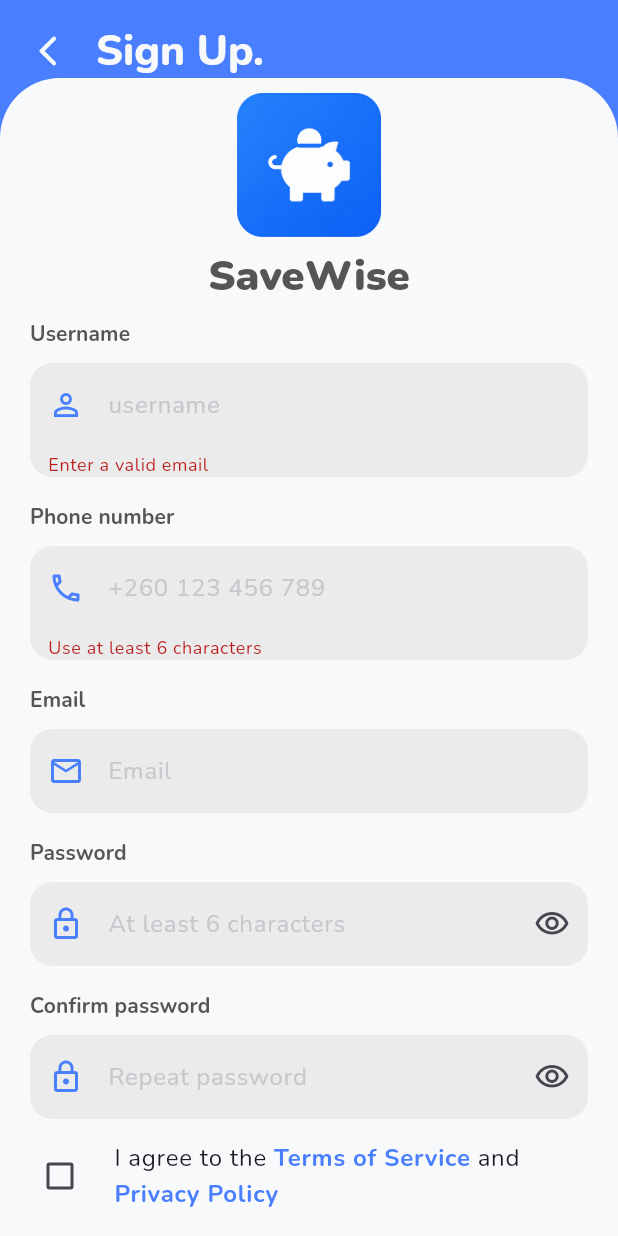
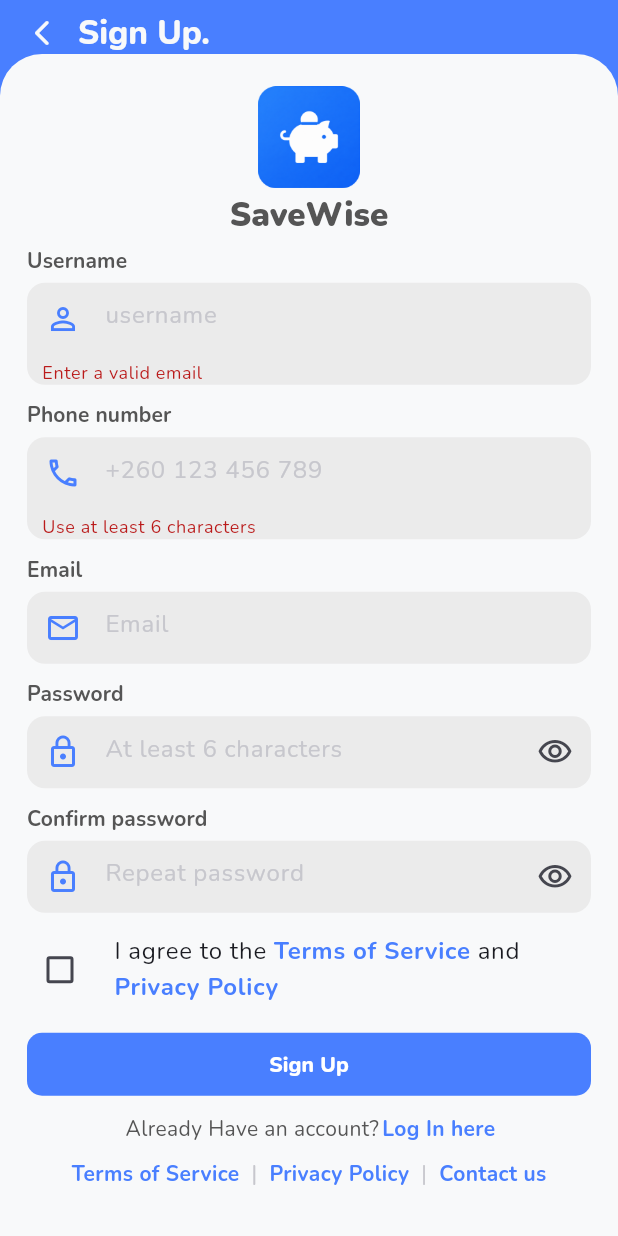
Before and after one commit to Denwit/savewise, a Flutter app: the screen it shows after launch, after a tap on "Sign In", after a tap on "Sign Up", on a phone screen of 412 x 824 dp. Run offline on Flutter 3.47's test engine with Material 3 defaults, Android fonts, the phone set to English and light mode, and no system bars; our stand-ins replace file_picker, flutter_bloc, image_picker, material_symbols_icons, shared_preferences, sqflite and 1 more; missing offline and left inert: currency_picker, events_emitter, fintracker; accounts and stored records are empty; network calls fail.

Commit message:
Fix chat status icons and shrink auth screens

```diff
--- a/mobile/lib/src/screens/auth_screen.dart
+++ b/mobile/lib/src/screens/auth_screen.dart
@@ -66,22 +66,22 @@ class _AuthScreenState extends State<AuthScreen> {
                 decoration: const BoxDecoration(
                   color: _whiteShade,
                   borderRadius: BorderRadius.only(
-                    topLeft: Radius.circular(40),
-                    topRight: Radius.circular(40),
+                    topLeft: Radius.circular(28),
+                    topRight: Radius.circular(28),
                   ),
                 ),
                 child: Center(
                   child: ConstrainedBox(
-                    constraints: const BoxConstraints(maxWidth: 480),
+                    constraints: const BoxConstraints(maxWidth: 420),
                     child: SingleChildScrollView(
-                      padding: const EdgeInsets.fromLTRB(0, 10, 0, 20),
+                      padding: const EdgeInsets.fromLTRB(0, 4, 0, 14),
                       child: Form(
                         key: _formKey,
                         child: Column(
                           crossAxisAlignment: CrossAxisAlignment.stretch,
                           children: [
-                            _HeroImage(height: _isRegistering ? 96 : 112),
-                            const SizedBox(height: 8),
+                            _HeroImage(height: _isRegistering ? 68 : 78),
+                            const SizedBox(height: 4),
                             Padding(
                               padding:
                                   const EdgeInsets.symmetric(horizontal: 20),
@@ -90,14 +90,14 @@ class _AuthScreenState extends State<AuthScreen> {
                                 textAlign: TextAlign.center,
                                 style: Theme.of(context)
                                     .textTheme
-                                    .headlineMedium
+                                    .titleLarge
                                     ?.copyWith(
                                       color: _blackShade,
                                       fontWeight: FontWeight.w900,
                                     ),
                               ),
                             ),
-                            const SizedBox(height: 10),
+                            const SizedBox(height: 6),
                             if (_isRegistering) ...[
                               _AuthField(
                                 headingText: 'Username',
@@ -110,7 +110,7 @@ class _AuthScreenState extends State<AuthScreen> {
                                         ? 'Use at least 3 characters'
                                         : null,
                               ),
-                              const SizedBox(height: 16),
+                              const SizedBox(height: 10),
                               _AuthField(
                                 headingText: 'Phone number',
                                 hintText: '+260 123 456 789',
@@ -119,7 +119,7 @@ class _AuthScreenState extends State<AuthScreen> {
                                 keyboardType: TextInputType.phone,
                                 textInputAction: TextInputAction.next,
                               ),
-                              const SizedBox(height: 16),
+                              const SizedBox(height: 10),
                             ],
                             _AuthField(
                               headingText: 'Email',
@@ -133,7 +133,7 @@ class _AuthScreenState extends State<AuthScreen> {
                                       ? 'Enter a valid email'
                                       : null,
                             ),
-                            const SizedBox(height: 16),
+                            const SizedBox(height: 10),
                             _AuthField(
                               headingText: 'Password',
                               hintText: 'At least 6 characters',
@@ -162,7 +162,7 @@ class _AuthScreenState extends State<AuthScreen> {
                               },
                             ),
                             if (_isRegistering) ...[
-                              const SizedBox(height: 16),
+                              const SizedBox(height: 10),
                               _AuthField(
                                 headingText: 'Confirm password',
                                 hintText: 'Repeat password',
@@ -255,7 +255,7 @@ class _AuthScreenState extends State<AuthScreen> {
                                 ),
                               ),
                             ],
-                            const SizedBox(height: 16),
+                            const SizedBox(height: 10),
                             _AuthButton(
                               onTap: _isLoading ? null : _submit,
                               text: _isRegistering
@@ -265,7 +265,7 @@ class _AuthScreenState extends State<AuthScreen> {
                                   : (_isLoading ? 'Signing in...' : 'Sign In'),
                               loading: _isLoading,
                             ),
-                            const SizedBox(height: 20),
+                            const SizedBox(height: 12),
                             _AuthRichText(
                               description: _isRegistering
                                   ? 'Already Have an account? '
@@ -273,7 +273,7 @@ class _AuthScreenState extends State<AuthScreen> {
                               text: _isRegistering ? 'Log In here' : 'Sign Up',
                               onTap: _toggleMode,
                             ),
-                            const SizedBox(height: 16),
+                            const SizedBox(height: 10),
                             Wrap(
                               alignment: WrapAlignment.center,
                               spacing: 8,
@@ -415,7 +415,7 @@ class _AuthHeader extends StatelessWidget {
 
   @override
   Widget build(BuildContext context) => Padding(
-        padding: const EdgeInsets.only(top: 16, left: 16),
+        padding: const EdgeInsets.only(top: 8, left: 14),
         child: Row(
           children: [
             InkWell(
@@ -424,13 +424,13 @@ class _AuthHeader extends StatelessWidget {
               child: const Padding(
                 padding: EdgeInsets.all(4),
                 child: Icon(Icons.arrow_back_ios_new_rounded,
-                    color: _AuthScreenState._whiteShade, size: 24),
+                    color: _AuthScreenState._whiteShade, size: 20),
               ),
             ),
-            const SizedBox(width: 16),
+            const SizedBox(width: 10),
             Text(
               title,
-              style: Theme.of(context).textTheme.headlineMedium?.copyWith(
+              style: Theme.of(context).textTheme.titleLarge?.copyWith(
                     color: _AuthScreenState._whiteShade,
                     fontWeight: FontWeight.w800,
                   ),
@@ -490,20 +490,20 @@ class _AuthField extends StatelessWidget {
         crossAxisAlignment: CrossAxisAlignment.start,
         children: [
           Padding(
-            padding: const EdgeInsets.only(left: 20, right: 20, bottom: 10),
+            padding: const EdgeInsets.only(left: 18, right: 18, bottom: 5),
             child: Text(
               headingText,
-              style: Theme.of(context).textTheme.titleSmall?.copyWith(
+              style: Theme.of(context).textTheme.labelLarge?.copyWith(
                     color: _AuthScreenState._blackShade,
                     fontWeight: FontWeight.w700,
                   ),
             ),
           ),
           Container(
-            margin: const EdgeInsets.symmetric(horizontal: 20),
+            margin: const EdgeInsets.symmetric(horizontal: 18),
             decoration: BoxDecoration(
               color: _AuthScreenState._grayShade,
-              borderRadius: BorderRadius.circular(15),
+              borderRadius: BorderRadius.circular(12),
             ),
             child: TextFormField(
               controller: controller,
@@ -519,7 +519,7 @@ class _AuthField extends StatelessWidget {
                 prefixIcon: Icon(icon, color: _AuthScreenState._blue),
                 suffixIcon: suffixIcon,
                 contentPadding:
-                    const EdgeInsets.symmetric(horizontal: 12, vertical: 16),
+                    const EdgeInsets.symmetric(horizontal: 10, vertical: 10),
               ),
             ),
           ),
@@ -543,8 +543,8 @@ class _AuthButton extends StatelessWidget {
         onTap: onTap,
         borderRadius: BorderRadius.circular(10),
         child: Container(
-          height: 48,
-          margin: const EdgeInsets.symmetric(horizontal: 20),
+          height: 42,
+          margin: const EdgeInsets.symmetric(horizontal: 18),
           decoration: BoxDecoration(
             color: onTap == null
                 ? _AuthScreenState._blue.withValues(alpha: 0.55)
@@ -554,8 +554,8 @@ class _AuthButton extends StatelessWidget {
           child: Center(
             child: loading
                 ? const SizedBox(
-                    width: 20,
-                    height: 20,
+                    width: 18,
+                    height: 18,
                     child: CircularProgressIndicator(
                       color: Colors.white,
                       strokeWidth: 2,
@@ -563,7 +563,7 @@ class _AuthButton extends StatelessWidget {
                   )
                 : Text(
                     text,
-                    style: Theme.of(context).textTheme.titleMedium?.copyWith(
+                    style: Theme.of(context).textTheme.titleSmall?.copyWith(
                           color: Colors.white,
                           fontWeight: FontWeight.w800,
                         ),
--- a/mobile/lib/src/screens/plan_detail_screen.dart
+++ b/mobile/lib/src/screens/plan_detail_screen.dart
@@ -158,10 +158,13 @@ class _PlanDetailScreenState extends State<PlanDetailScreen> {
   }
 
   Future<void> _openChat() async {
+    final data = await _future;
+    if (!mounted) return;
     await Navigator.of(context).push(MaterialPageRoute(
       builder: (_) => _PlanChatScreen(
         apiClient: widget.apiClient,
         planId: widget.planId,
+        members: data.members,
       ),
     ));
   }
@@ -671,10 +674,15 @@ class _DetailSection extends StatelessWidget {
 }
 
 class _PlanChatScreen extends StatefulWidget {
-  const _PlanChatScreen({required this.apiClient, required this.planId});
+  const _PlanChatScreen({
+    required this.apiClient,
+    required this.planId,
+    required this.members,
+  });
 
   final ApiClient apiClient;
   final int planId;
+  final List<Map<String, dynamic>> members;
 
   @override
   State<_PlanChatScreen> createState() => _PlanChatScreenState();
@@ -712,13 +720,24 @@ class _PlanChatScreenState extends State<_PlanChatScreen> {
     return value.map(_toInt).where((id) => id > 0).toSet().toList();
   }
 
+  String _memberNameById(int id) {
+    for (final member in widget.members) {
+      final user = _map(member['user']);
+      final memberId = _toInt(member['user_id'] ?? user['id']);
+      if (memberId == id) {
+        return _text(user['username'] ?? member['username'], fallback: 'Member');
+      }
+    }
+    return 'Member';
+  }
+
   Future<void> _showMessageInfo(Map<String, dynamic> message) async {
     final readBy = _messageIds(message['read_by']);
     final deliveredTo = _messageIds(message['delivered_to']);
     final unread = deliveredTo.where((id) => !readBy.contains(id)).toList();
 
     String listLabel(List<int> ids, String empty) =>
-        ids.isEmpty ? empty : ids.map((id) => 'User #$id').join(', ');
+        ids.isEmpty ? empty : ids.map(_memberNameById).join(', ');
 
     await showDialog<void>(
       context: context,
```
Also changed, not shown: 1 other file.
